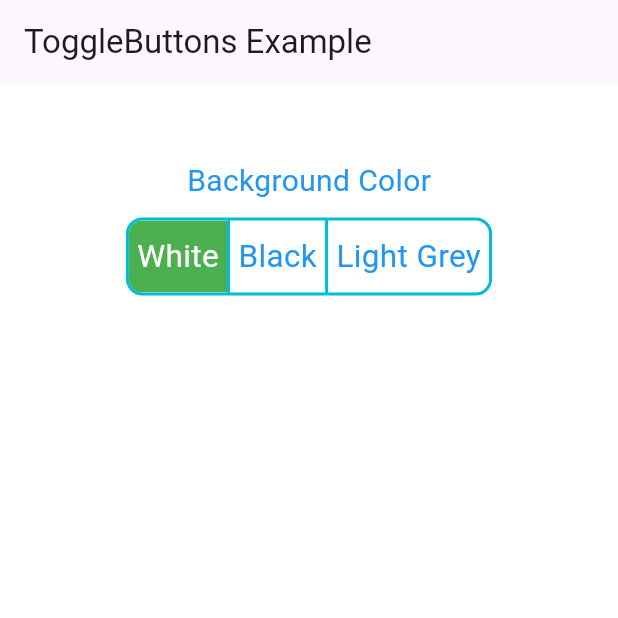
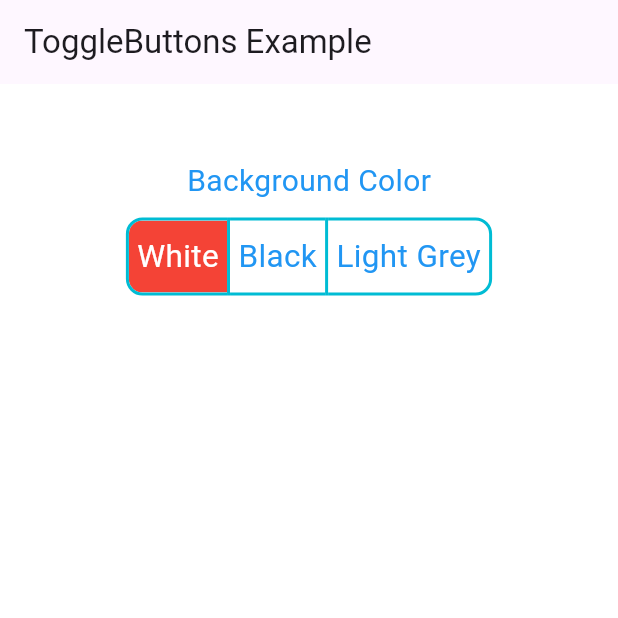
Before and after one commit to FAMAS73/mobile_app806, a Flutter app: the screen it shows after launch, on a phone screen of 412 x 824 dp, the top half of it. Run offline on Flutter 3.47's test engine with Material 3 defaults, Android fonts, the phone set to English and light mode, and no system bars.

Commit message:
Update button fill color to red in main.dart

```diff
--- a/lib/main.dart
+++ b/lib/main.dart
@@ -60,7 +60,7 @@ class HomePageState extends State<HomePage> {
         selectedBorderColor: Colors.cyan,
         selectedColor: Colors.white,
         color: Colors.blue,
-        fillColor: Colors.green,
+        fillColor: Colors.red,
         borderWidth: 2,
         onPressed: (index) {
           setState(() {
```
Also changed, not shown: 1 other file.
